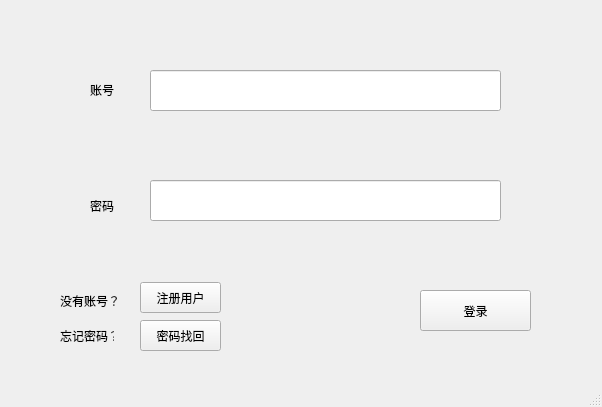
Old version of the form loginwindows.ui in the repository Type3limit/EasyManager.
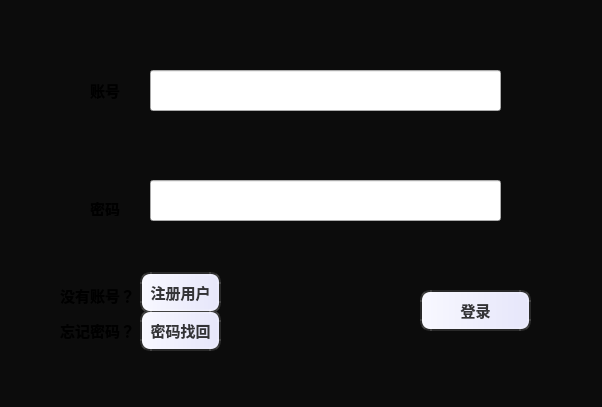
New version of the form. Icons and pictures are not drawn.

```diff
--- a/loginwindows.ui
+++ b/loginwindows.ui
@@ -25,6 +25,38 @@
   <property name="windowTitle">
    <string>EasyManager_Login</string>
   </property>
+  <property name="styleSheet">
+   <string notr="true">QMainWindow{background-image: url(:/Theme/BackImage/DialogBack_1.jpg);
+border:10px;
+background-color:rgba(0,0,0,200);
+
+}
+QLabel
+{
+font:bold 15px
+}
+QPushButton{background-color:qlineargradient(spread:pad,x1:1,y1:0,x2:0,y2:0,stop:0 #E6E6FA,stop:1 #F8F8FF);
+border-style:outset;
+border-radius:10px;
+border-width:4px;
+border-color:rgba(255,255,255,30);
+font:bold 15px;
+color:rgba(0,0,0,200);
+padding:0px}
+
+QPushButton:pressed{
+background-color:rgba(100,255,100,200);
+border-color:rgba(255,255,255,30);
+border-style:inset;
+color:rgba(0,0,0,100);
+}
+
+QPushButton:hover{
+background-color:rgba(100,195,140,100);
+border-color:rgba(255,255,255,200);
+color:rgba(0,0,0,200);
+}</string>
+  </property>
   <widget class="QWidget" name="centralwidget">
    <widget class="QLineEdit" name="NameEdit">
     <property name="geometry">
@@ -81,7 +113,7 @@
       <x>90</x>
       <y>200</y>
       <width>54</width>
-      <height>12</height>
+      <height>16</height>
      </rect>
     </property>
     <property name="text">
@@ -92,9 +124,9 @@
     <property name="geometry">
      <rect>
       <x>140</x>
-      <y>282</y>
+      <y>272</y>
       <width>81</width>
-      <height>31</height>
+      <height>41</height>
      </rect>
     </property>
     <property name="text">
@@ -105,9 +137,9 @@
     <property name="geometry">
      <rect>
       <x>60</x>
-      <y>290</y>
+      <y>280</y>
       <width>81</width>
-      <height>21</height>
+      <height>31</height>
      </rect>
     </property>
     <property name="text">
@@ -118,9 +150,9 @@
     <property name="geometry">
      <rect>
       <x>60</x>
-      <y>330</y>
-      <width>54</width>
-      <height>12</height>
+      <y>320</y>
+      <width>81</width>
+      <height>20</height>
      </rect>
     </property>
     <property name="text">
@@ -131,9 +163,9 @@
     <property name="geometry">
      <rect>
       <x>140</x>
-      <y>320</y>
+      <y>310</y>
       <width>81</width>
-      <height>31</height>
+      <height>41</height>
      </rect>
     </property>
     <property name="text">
@@ -141,17 +173,6 @@
     </property>
    </widget>
   </widget>
-  <widget class="QMenuBar" name="menubar">
-   <property name="geometry">
-    <rect>
-     <x>0</x>
-     <y>0</y>
-     <width>602</width>
-     <height>27</height>
-    </rect>
-   </property>
-  </widget>
-  <widget class="QStatusBar" name="statusbar"/>
  </widget>
  <resources/>
  <connections/>
```
